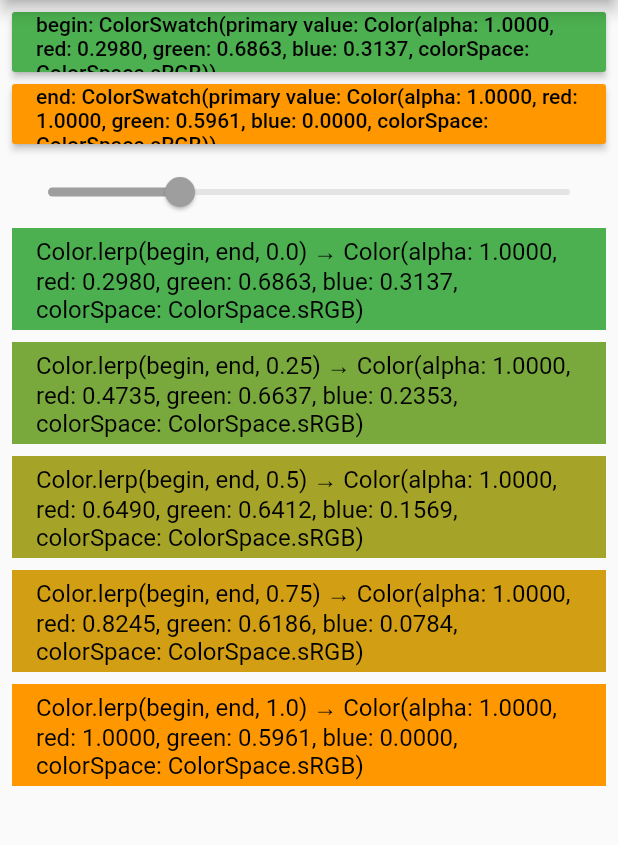
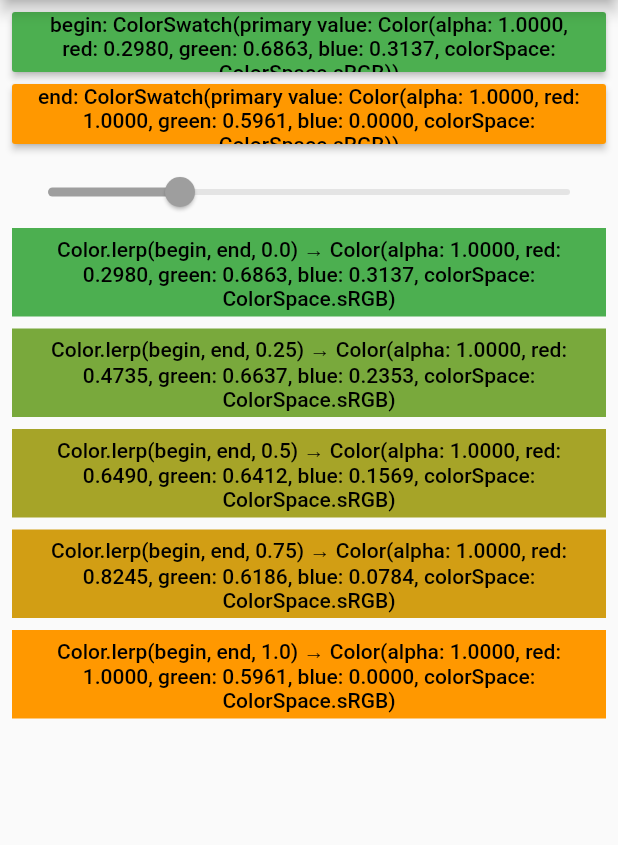
Before and after one commit to arthurdenner/color_lerp_visualizer, a Flutter app: the screen it shows after launch, on a phone screen of 412 x 824 dp, the part 84-929 px from its top. Run offline on Flutter 3.47's test engine with Material 2 defaults, Android fonts, the light colour scheme and no system bars; our stand-ins replace flutter_colorpicker, tinycolor.

Commit message:
style: update styles for ColorLerps tiles

```diff
--- a/lib/widgets/ColorLerps.dart
+++ b/lib/widgets/ColorLerps.dart
@@ -65,6 +65,7 @@ class ColorLerps extends StatelessWidget {
           return Container(
             color: _color.value,
             child: ListTile(
+              dense: true,
               title: ColorText(
                 color: _color.value,
                 text: '${_color.key} → ${_color.value}',
--- a/lib/widgets/ColorText.dart
+++ b/lib/widgets/ColorText.dart
@@ -21,9 +21,12 @@ class ColorText extends StatelessWidget {
   Widget build(BuildContext context) {
     return Text(
       text,
-      style: TextStyle(
-        color: _getTextColor(color),
-      ),
+      textAlign: TextAlign.center,
+      style: Theme.of(context).textTheme.button.merge(
+            TextStyle(
+              color: _getTextColor(color),
+            ),
+          ),
     );
   }
 }
```
